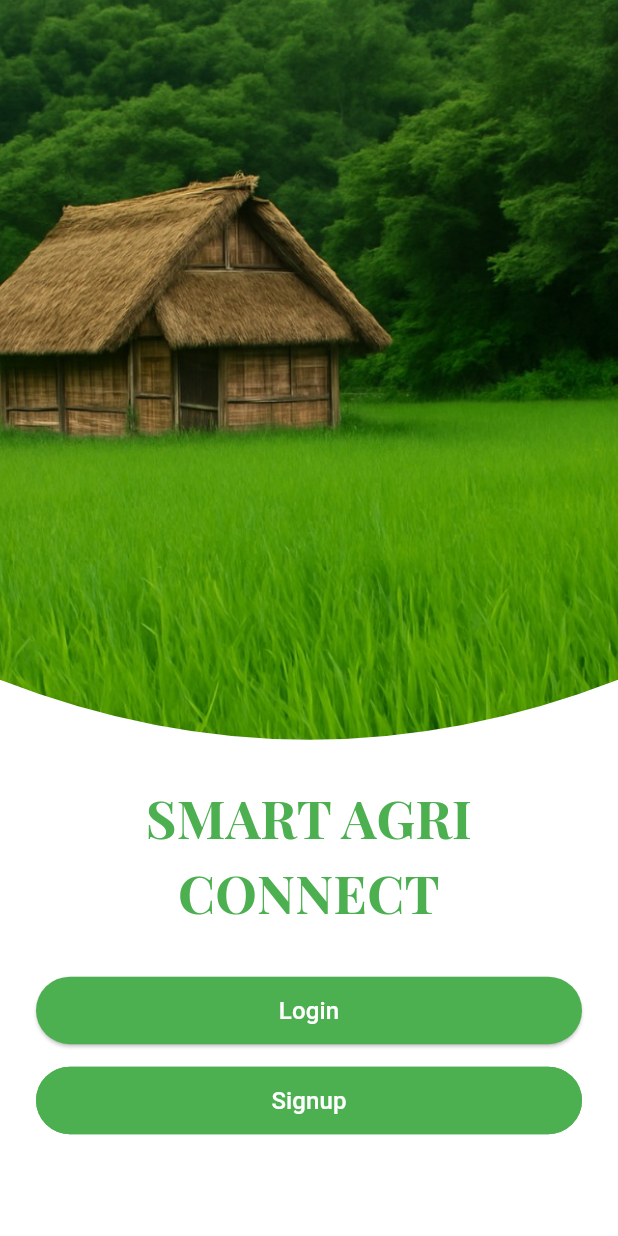
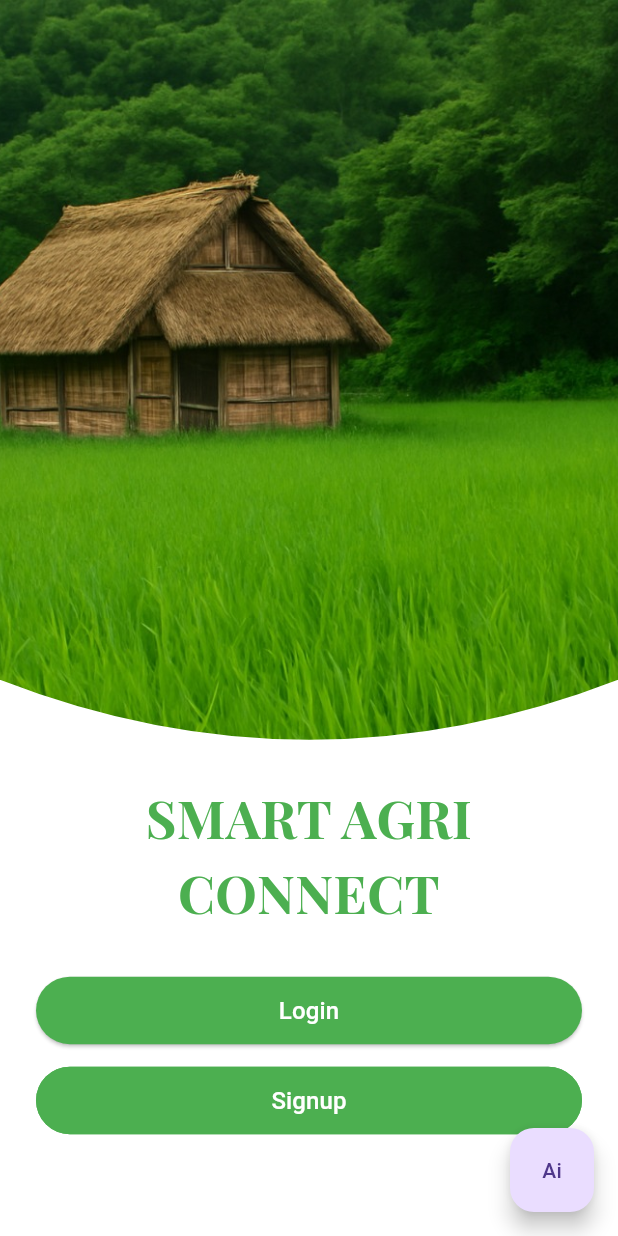
Before and after one commit to jaswanth4237/Flutter-Codes, a Flutter app: the screen it shows after launch, on a phone screen of 412 x 824 dp. Run offline on Flutter 3.47's test engine with Material 3 defaults, Android fonts, the phone set to English and light mode, and no system bars; our stand-ins replace device_preview, google_fonts.

Commit message:
added floating action button

```diff
--- a/smart_agri_connect/lib/start_page.dart
+++ b/smart_agri_connect/lib/start_page.dart
@@ -9,6 +9,7 @@
   @override
   Widget build(BuildContext context) {
     return Scaffold(
+      floatingActionButton: FloatingActionButton(onPressed: (){}, child: Text("Ai"),),
       body: Stack(
         children: [
 
```
